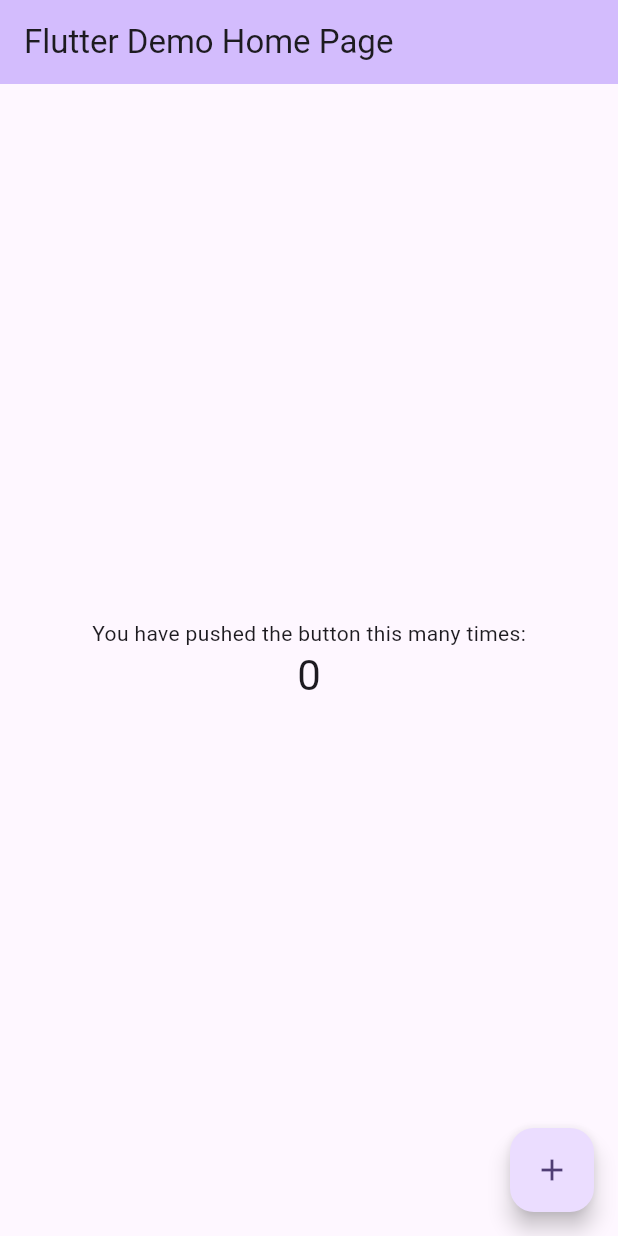
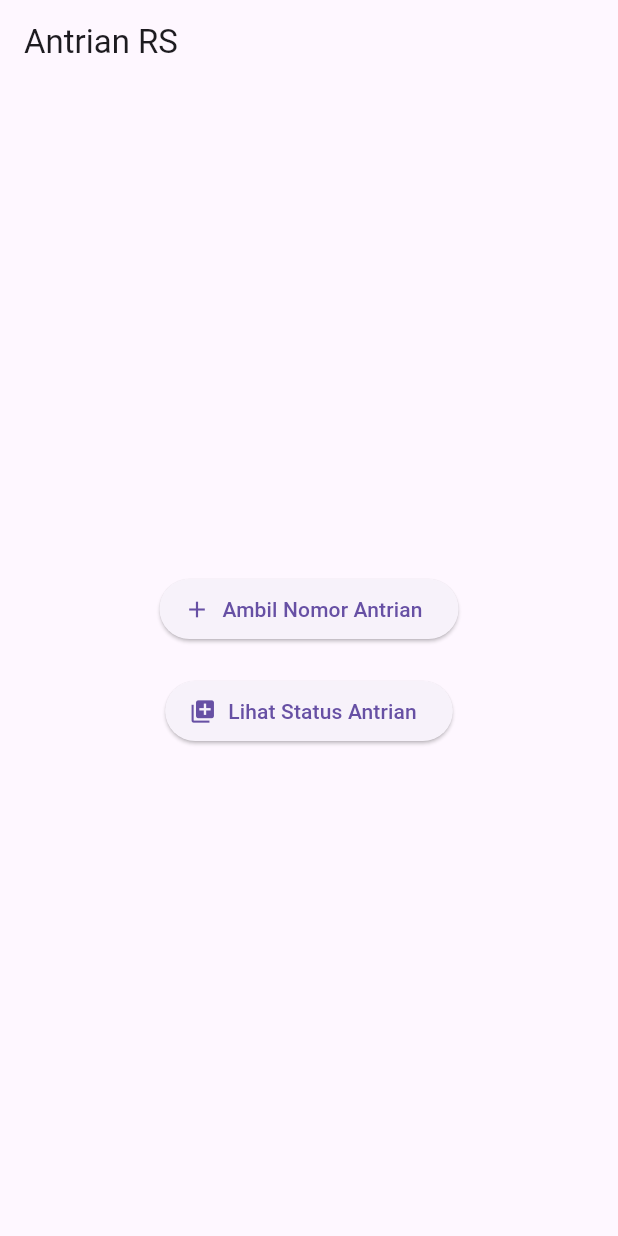
Before and after one commit to CibalBoy/flutter-antrian, a Flutter app: the screen it shows after launch, on a phone screen of 412 x 824 dp. Run offline on Flutter 3.47's test engine with Material 3 defaults, Android fonts, the phone set to English and light mode, and no system bars.

Commit message:
penambahan file dalam folder

```diff
--- a/lib/main.dart
+++ b/lib/main.dart
@@ -1,4 +1,5 @@
 import 'package:flutter/material.dart';
+import 'screens/home_screen.dart';
 
 void main() {
   runApp(const MyApp());
@@ -7,119 +8,13 @@ void main() {
 class MyApp extends StatelessWidget {
   const MyApp({super.key});
 
-  // This widget is the root of your application.
   @override
   Widget build(BuildContext context) {
     return MaterialApp(
-      title: 'Flutter Demo',
-      theme: ThemeData(
-        // This is the theme of your application.
-        //
-        // TRY THIS: Try running your application with "flutter run". You'll see
-        // the application has a purple toolbar. Then, without quitting the app,
-        // try changing the seedColor in the colorScheme below to Colors.green
-        // and then invoke "hot reload" (save your changes or press the "hot
-        // reload" button in a Flutter-supported IDE, or press "r" if you used
-        // the command line to start the app).
-        //
-        // Notice that the counter didn't reset back to zero; the application
-        // state is not lost during the reload. To reset the state, use hot
-        // restart instead.
-        //
-        // This works for code too, not just values: Most code changes can be
-        // tested with just a hot reload.
-        colorScheme: ColorScheme.fromSeed(seedColor: Colors.deepPurple),
-        useMaterial3: true,
-      ),
-      home: const MyHomePage(title: 'Flutter Demo Home Page'),
+      title: 'Antrian Rumah Sakit',
+      theme: ThemeData(primarySwatch: Colors.teal),
+      debugShowCheckedModeBanner: false,
+      home: const HomeScreen(),
     );
   }
 }
-
-class MyHomePage extends StatefulWidget {
-  const MyHomePage({super.key, required this.title});
-
-  // This widget is the home page of your application. It is stateful, meaning
-  // that it has a State object (defined below) that contains fields that affect
-  // how it looks.
-
-  // This class is the configuration for the state. It holds the values (in this
-  // case the title) provided by the parent (in this case the App widget) and
-  // used by the build method of the State. Fields in a Widget subclass are
-  // always marked "final".
-
-  final String title;
-
-  @override
-  State<MyHomePage> createState() => _MyHomePageState();
-}
-
-class _MyHomePageState extends State<MyHomePage> {
-  int _counter = 0;
-
-  void _incrementCounter() {
-    setState(() {
-      // This call to setState tells the Flutter framework that something has
-      // changed in this State, which causes it to rerun the build method below
-      // so that the display can reflect the updated values. If we changed
-      // _counter without calling setState(), then the build method would not be
-      // called again, and so nothing would appear to happen.
-      _counter++;
-    });
-  }
-
-  @override
-  Widget build(BuildContext context) {
-    // This method is rerun every time setState is called, for instance as done
-    // by the _incrementCounter method above.
-    //
-    // The Flutter framework has been optimized to make rerunning build methods
-    // fast, so that you can just rebuild anything that needs updating rather
-    // than having to individually change instances of widgets.
-    return Scaffold(
-      appBar: AppBar(
-        // TRY THIS: Try changing the color here to a specific color (to
-        // Colors.amber, perhaps?) and trigger a hot reload to see the AppBar
-        // change color while the other colors stay the same.
-        backgroundColor: Theme.of(context).colorScheme.inversePrimary,
-        // Here we take the value from the MyHomePage object that was created by
-        // the App.build method, and use it to set our appbar title.
-        title: Text(widget.title),
-      ),
-      body: Center(
-        // Center is a layout widget. It takes a single child and positions it
-        // in the middle of the parent.
-        child: Column(
-          // Column is also a layout widget. It takes a list of children and
-          // arranges them vertically. By default, it sizes itself to fit its
-          // children horizontally, and tries to be as tall as its parent.
-          //
-          // Column has various properties to control how it sizes itself and
-          // how it positions its children. Here we use mainAxisAlignment to
-          // center the children vertically; the main axis here is the vertical
-          // axis because Columns are vertical (the cross axis would be
-          // horizontal).
-          //
-          // TRY THIS: Invoke "debug painting" (choose the "Toggle Debug Paint"
-          // action in the IDE, or press "p" in the console), to see the
-          // wireframe for each widget.
-          mainAxisAlignment: MainAxisAlignment.center,
-          children: <Widget>[
-            const Text(
-              'You have pushed the button this many times:',
-            ),
-            Text(
-              '$_counter',
-              style: Theme.of(context).textTheme.headlineMedium,
-            ),
-          ],
-        ),
-      ),
-      floatingActionButton: FloatingActionButton(
-        onPressed: _incrementCounter,
-        tooltip: 'Increment',
-        child: const Icon(Icons.add),
-      ), // This trailing comma makes auto-formatting nicer for build methods.
-    );
-  }
-}
--- a/lib/models/queue_model.dart
+++ b/lib/models/queue_model.dart
@@ -0,0 +1,6 @@
+class Queue {
+  int currentNumber;
+  int lastNumber;
+
+  Queue({required this.currentNumber, required this.lastNumber});
+}
--- a/lib/screens/home_screen.dart
+++ b/lib/screens/home_screen.dart
@@ -0,0 +1,38 @@
+import 'package:flutter/material.dart';
+import 'queue_status_screen.dart';
+import 'take_number_screen.dart';
+
+class HomeScreen extends StatelessWidget {
+  const HomeScreen({super.key});
+
+  @override
+  Widget build(BuildContext context) {
+    return Scaffold(
+      appBar: AppBar(title: const Text('Antrian RS')),
+      body: Center(
+        child: Column(
+          mainAxisAlignment: MainAxisAlignment.center,
+          children: [
+            ElevatedButton.icon(
+              onPressed: () {
+                Navigator.push(context,
+                    MaterialPageRoute(builder: (_) => const TakeNumberScreen()));
+              },
+              icon: const Icon(Icons.add),
+              label: const Text("Ambil Nomor Antrian"),
+            ),
+            const SizedBox(height: 20),
+            ElevatedButton.icon(
+              onPressed: () {
+                Navigator.push(context,
+                    MaterialPageRoute(builder: (_) => const QueueStatusScreen()));
+              },
+              icon: const Icon(Icons.queue),
+              label: const Text("Lihat Status Antrian"),
+            ),
+          ],
+        ),
+      ),
+    );
+  }
+}
```
Also changed, not shown: lib/screens/queue_status_screen.dart (+41 -0 lines), lib/screens/take_number_screen.dart (+43 -0 lines), lib/services/queue_service.dart (+20 -0 lines).
